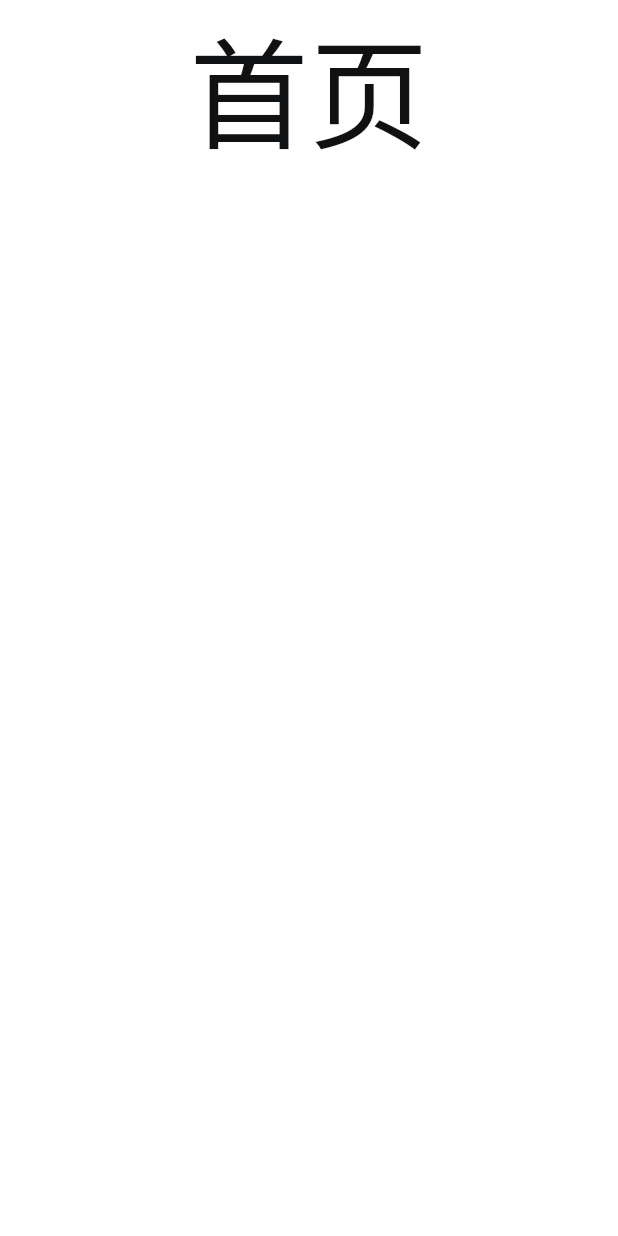
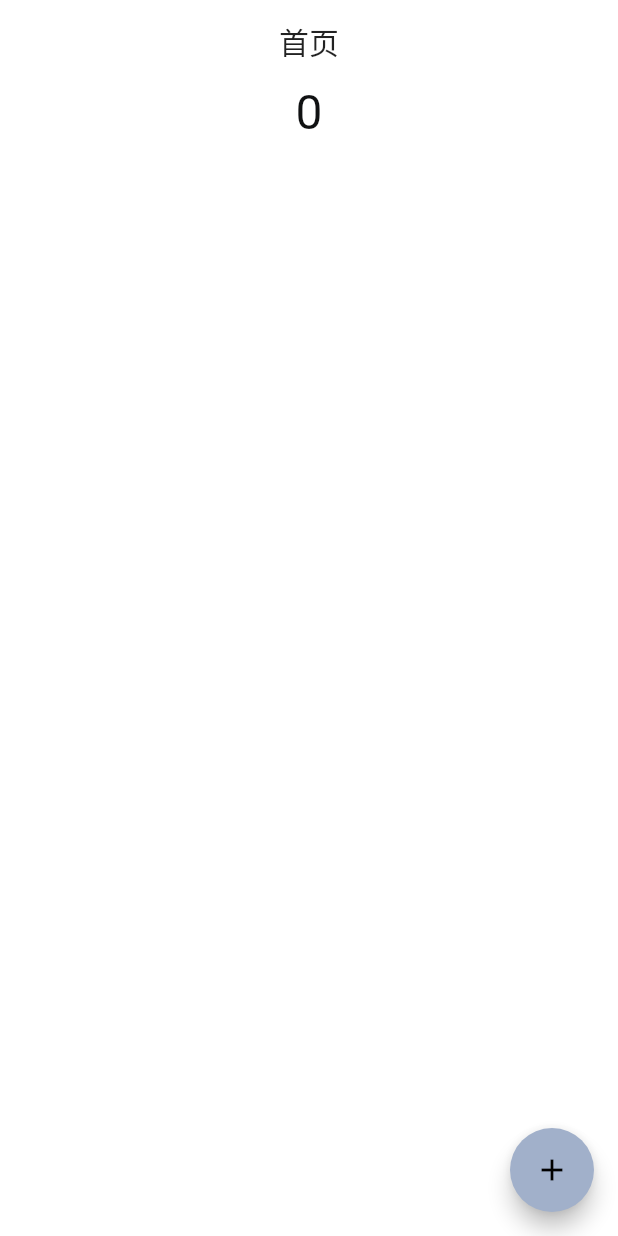
Before and after one commit to cangyan/flutter_app_-scaffold, a Flutter app: the screen it shows after launch, on a phone screen of 412 x 824 dp. Run offline on Flutter 3.47's test engine with Material 2 defaults, Android fonts, the phone set to English and light mode, and no system bars; our stand-ins replace google_fonts.

Commit message:
:construction: log

```diff
--- /dev/null
+++ b/lib/presentation/screens/index/components/body.dart
@@ -0,0 +1,27 @@
+import 'package:flutter/material.dart';
+
+class Body extends StatefulWidget {
+  final int value;
+  Body({Key key, @required this.value}) : super(key: key);
+
+  @override
+  _BodyState createState() => _BodyState();
+}
+
+class _BodyState extends State<Body> {
+  @override
+  Widget build(BuildContext context) {
+    return Container(
+      child: Center(
+        child: Column(
+          children: [
+            Text(
+              '${widget.value}',
+              style: Theme.of(context).textTheme.headline4,
+            )
+          ],
+        ),
+      ),
+    );
+  }
+}
--- a/lib/presentation/screens/index/index_screen.dart
+++ b/lib/presentation/screens/index/index_screen.dart
@@ -1,4 +1,6 @@
 import 'package:flutter/material.dart';
+import 'package:flutter_demo/logic/log/log.dart';
+import 'package:flutter_demo/presentation/screens/index/components/body.dart';
 
 class IndexScreen extends StatefulWidget {
   final String title;
@@ -10,18 +12,35 @@ class IndexScreen extends StatefulWidget {
 }
 
 class _IndexScreenState extends State<IndexScreen> {
+  int _counter = 0;
+
+  void _incrementCounter() {
+    Log.error("+++++");
+    setState(() {
+      _counter++;
+    });
+  }
+
   @override
   Widget build(BuildContext context) {
-    return Center(
-      child: Container(
-        child: Column(
-          children: [
-            Text(
-              '${widget.title}',
-              style: Theme.of(context).textTheme.headline1,
-            )
-          ],
-        ),
+    return Scaffold(
+      appBar: buildAppBar(),
+      body: Body(
+        value: _counter,
+      ),
+      floatingActionButton: FloatingActionButton(
+        onPressed: _incrementCounter,
+        child: Icon(Icons.add),
+        backgroundColor: Theme.of(context).iconTheme.color,
+      ),
+    );
+  }
+
+  AppBar buildAppBar() {
+    return AppBar(
+      centerTitle: true,
+      title: Container(
+        child: Text("首页"),
       ),
     );
   }
--- a/pubspec.yaml
+++ b/pubspec.yaml
@@ -24,6 +24,8 @@ dependencies:
   flutter:
     sdk: flutter
   google_fonts: ^1.1.0 # it helps us to use google fonts on our app
+  equatable: ^2.0.0
+  logging: ^1.0.1
 
 
   # The following adds the Cupertino Icons font to your application.
```
Also changed, not shown: lib/logic/log/log.dart (added, +16 -0 lines), pubspec.lock, 1 other file.
